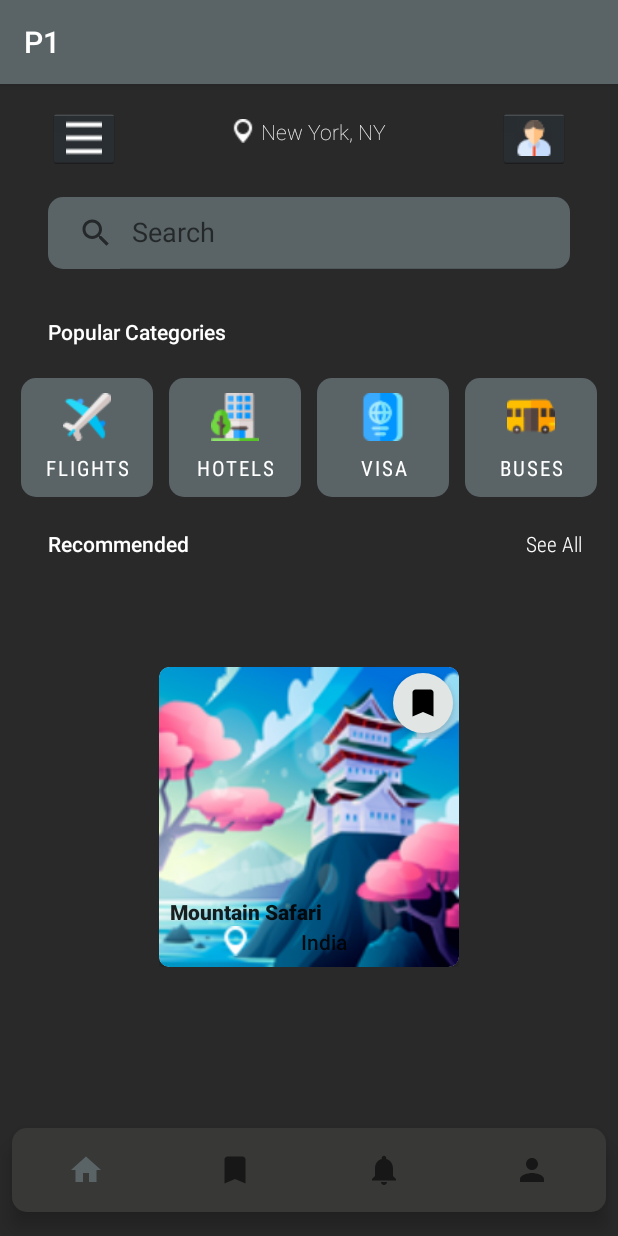
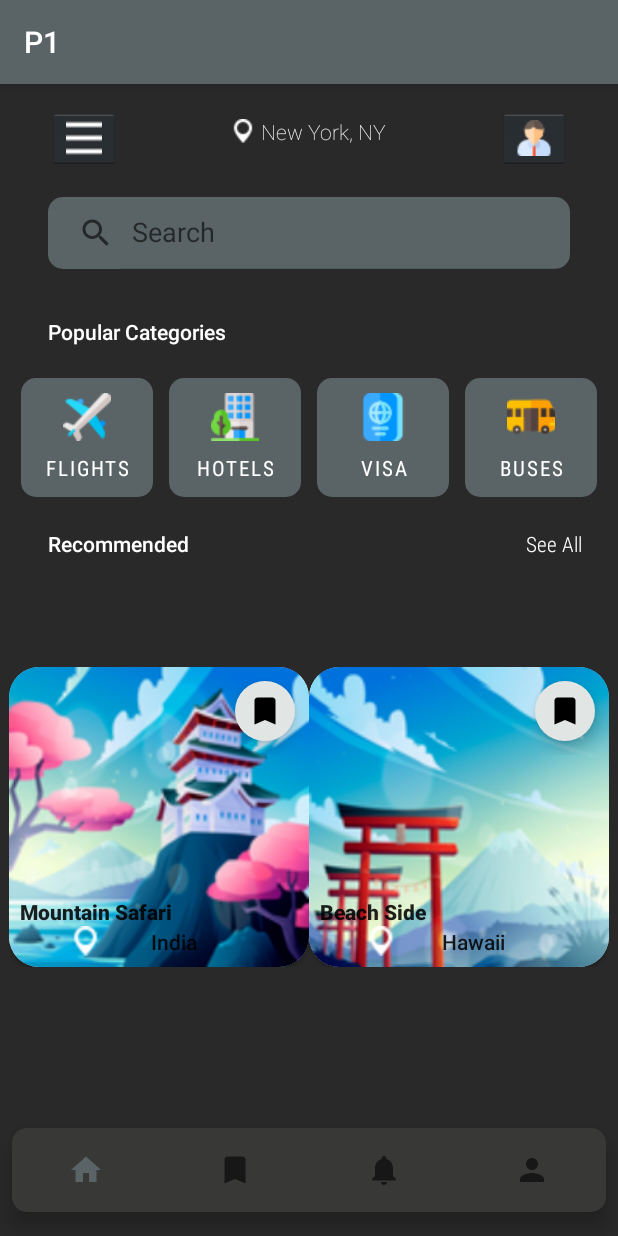
Before and after one commit to Alireza1044/mobile-p1, an Android app: the screen it shows after launch (MainActivity), on a phone screen of 412 x 824 dp. Run offline under Robolectric (Android 15) with nearby library versions, the phone set to English and light mode, and no system bars.

Commit message:
Add second recommended view

```diff
--- a/app/src/main/res/layout/activity_main.xml
+++ b/app/src/main/res/layout/activity_main.xml
@@ -269,7 +269,7 @@
             android:layout_width="wrap_content"
             android:layout_height="wrap_content"
             android:layout_gravity="center"
-            app:cardCornerRadius="7dp">
+            app:cardCornerRadius="20dp">
 
 
             <RelativeLayout
@@ -286,7 +286,7 @@
                     android:layout_width="wrap_content"
                     android:layout_height="wrap_content"
                     android:layout_gravity="right"
-                    android:layout_margin="0dp"
+                    android:layout_margin="5dp"
                     android:adjustViewBounds="false"
                     android:clickable="true"
                     android:elevation="5dp"
@@ -347,6 +347,92 @@
             </FrameLayout>
 
         </androidx.cardview.widget.CardView>
+
+
+        <androidx.cardview.widget.CardView
+            android:layout_width="wrap_content"
+            android:layout_height="wrap_content"
+            android:layout_gravity="center"
+            app:cardCornerRadius="20dp">
+
+
+            <RelativeLayout
+                android:layout_width="200dp"
+                android:layout_height="200dp"
+                android:background="@drawable/beach" />
+
+            <FrameLayout
+                android:layout_width="match_parent"
+                android:layout_height="wrap_content">
+
+                <com.google.android.material.floatingactionbutton.FloatingActionButton
+                    android:id="@+id/likeButtoncard2"
+                    android:layout_width="wrap_content"
+                    android:layout_height="wrap_content"
+                    android:layout_gravity="right"
+                    android:layout_margin="5dp"
+                    android:adjustViewBounds="false"
+                    android:clickable="true"
+                    android:elevation="5dp"
+                    app:backgroundTint="@color/white_back"
+                    app:borderWidth="0dp"
+                    app:fabSize="mini"
+                    app:srcCompat="@drawable/ic_baseline_bookmark_24" />
+
+            </FrameLayout>
+
+
+            <FrameLayout
+                android:layout_width="match_parent"
+                android:layout_height="wrap_content"
+                android:layout_gravity="bottom">
+
+                <LinearLayout
+                    android:layout_width="match_parent"
+                    android:layout_height="match_parent"
+                    android:orientation="vertical"
+                    android:padding="7dp">
+
+                    <TextView
+                        android:id="@+id/textView8"
+                        android:layout_width="wrap_content"
+                        android:layout_height="wrap_content"
+                        android:layout_gravity="bottom"
+                        android:fontFamily="sans-serif-medium"
+                        android:text="Beach Side"
+                        android:textAppearance="@style/TextAppearance.AppCompat.Body1"
+                        android:textStyle="bold" />
+
+                    <LinearLayout
+                        android:layout_width="match_parent"
+                        android:layout_height="match_parent"
+                        android:orientation="horizontal">
+
+                        <ImageView
+                            android:id="@+id/imageView9"
+                            android:layout_width="20dp"
+                            android:layout_height="20dp"
+                            android:layout_weight="1"
+                            app:srcCompat="@drawable/map" />
+
+                        <TextView
+                            android:id="@+id/textView10"
+                            android:layout_width="wrap_content"
+                            android:layout_height="wrap_content"
+                            android:layout_gravity="bottom"
+                            android:layout_weight="1"
+                            android:fontFamily="sans-serif-medium"
+                            android:text="Hawaii"
+                            android:textAppearance="@style/TextAppearance.AppCompat.Body1" />
+                    </LinearLayout>
+
+                </LinearLayout>
+
+            </FrameLayout>
+
+        </androidx.cardview.widget.CardView>
+
+
     </LinearLayout>
 
 
```
